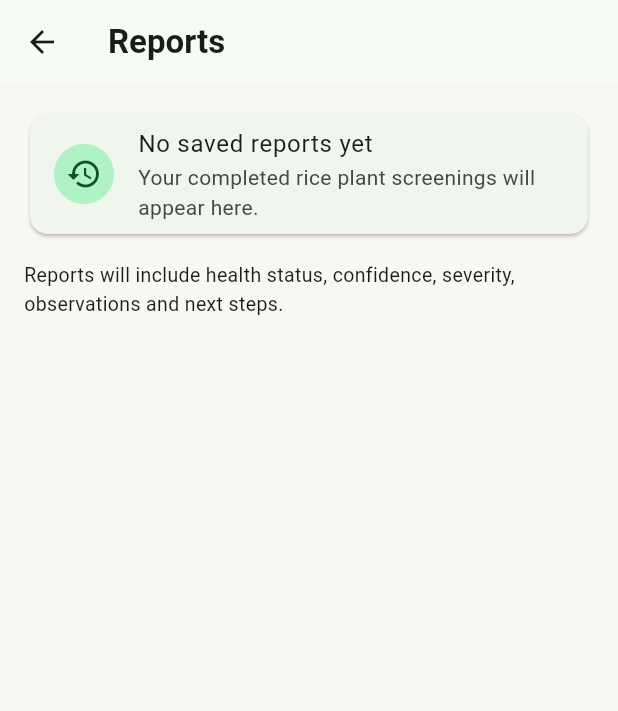
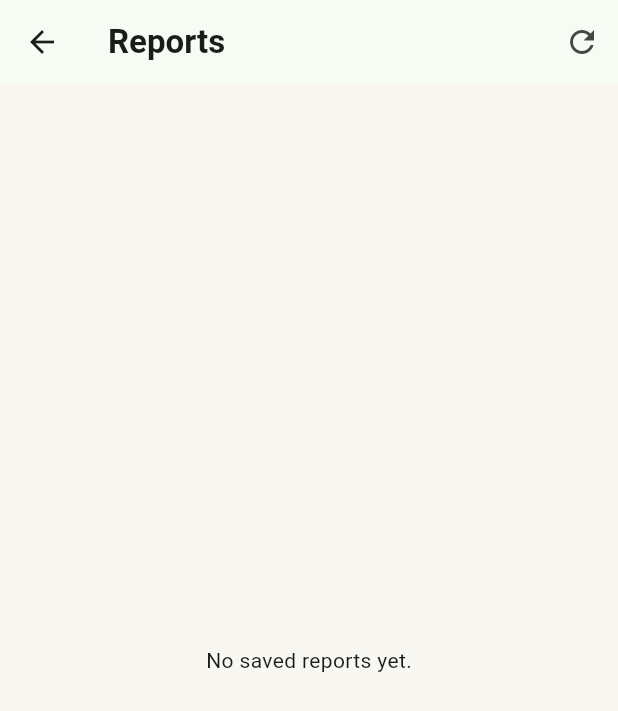
Before and after one commit to agrivaai/raise-by-agriva, a Flutter app: the ReportsPage screen opened directly, on a phone screen of 412 x 824 dp. Shown: the top 711 px of the screen. Run offline on Flutter 3.47's test engine with Material 3 defaults, Android fonts, the phone set to English and light mode, and no system bars; our stand-ins replace shared_preferences; accounts and stored records are empty.

Commit message:
Persist scan reports locally

```diff
--- a/lib/screens/reports_page.dart
+++ b/lib/screens/reports_page.dart
@@ -1,18 +1,4 @@
 import 'package:flutter/material.dart';
-
-class ReportsPage extends StatelessWidget {
-  const ReportsPage({super.key});
-  @override
-  Widget build(BuildContext context) => Scaffold(
-    appBar: AppBar(title: const Text('Reports', style: TextStyle(fontWeight: FontWeight.w700))),
-    body: ListView(padding: const EdgeInsets.all(16), children: [
-      Card(child: ListTile(
-        leading: const CircleAvatar(child: Icon(Icons.history)),
-        title: const Text('No saved reports yet'),
-        subtitle: const Text('Your completed rice plant screenings will appear here.'),
-      )),
-      const SizedBox(height: 14),
-      const Text('Reports will include health status, confidence, severity, observations and next steps.', style: TextStyle(fontSize: 13)),
-    ]),
-  );
-}
+import '../services/local_store.dart';
+class ReportsPage extends StatefulWidget { const ReportsPage({super.key}); @override State<ReportsPage> createState()=>_ReportsPageState(); }
+class _ReportsPageState extends State<ReportsPage>{List<Map<String,dynamic>> reports=[];bool loading=true;@override void initState(){super.initState();load();}Future<void>load()async{final x=await LocalStore.getReports();if(mounted)setState((){reports=x;loading=false;});}@override Widget build(BuildContext context)=>Scaffold(appBar:AppBar(title:const Text('Reports',style:TextStyle(fontWeight:FontWeight.w700)),actions:[IconButton(onPressed:load,icon:const Icon(Icons.refresh))]),body:loading?const Center(child:CircularProgressIndicator()):reports.isEmpty?const Center(child:Text('No saved reports yet.')):ListView.builder(padding:const EdgeInsets.all(16),itemCount:reports.length,itemBuilder:(_,i){final r=reports[i];return Card(child:ListTile(leading:const CircleAvatar(child:Icon(Icons.assessment)),title:Text(r['healthStatus']??'Unknown',style:const TextStyle(fontWeight:FontWeight.w700)),subtitle:Text((r['issue']??'No issue').toString())));}));}
```
